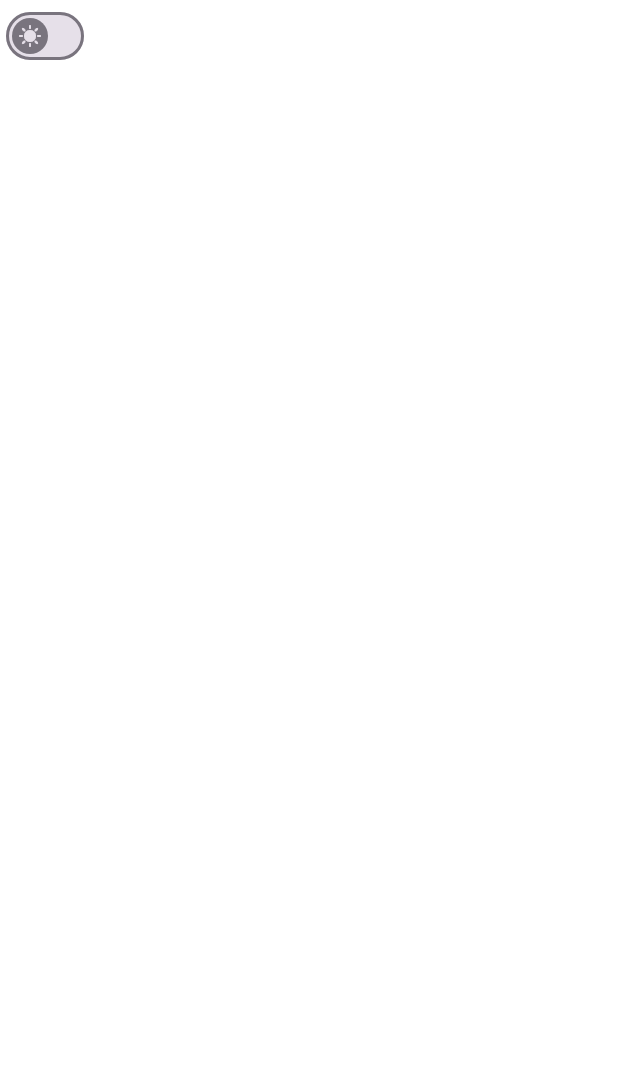
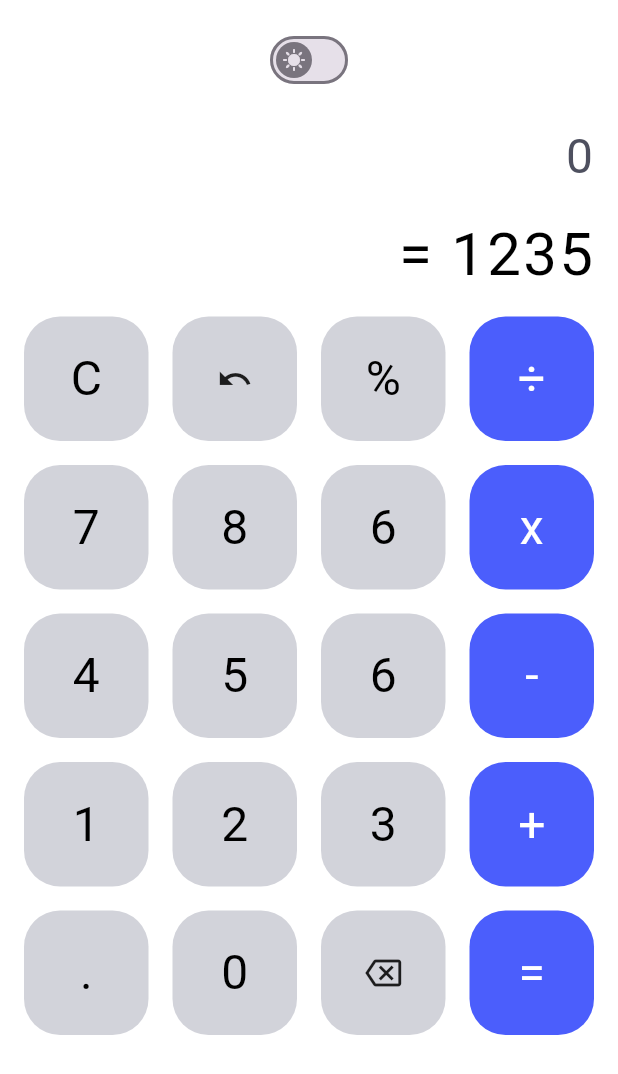
Before and after one commit to sanjiv576/PRODIGY_AD_01, a Flutter app: the screen it shows after launch, on a phone screen of 412 x 824 dp. Shown: the top 1074 px of the screen. Run offline on Flutter 3.47's test engine with Material 3 defaults, Android fonts, the phone set to English and light mode, and no system bars; our stand-ins replace dartz, flutter_riverpod, font_awesome_flutter, shared_preferences; Roboto replaces fonts that are missing (Work Sans).

Commit message:
add UI and methods

```diff
--- /dev/null
+++ b/lib/services/calculator.dart
@@ -0,0 +1,35 @@
+import 'package:flutter/material.dart';
+
+class Calculator {
+  static List<dynamic> allButtons = [
+    'C',
+    const Icon(Icons.undo_outlined),
+    '%',
+    '÷',
+    '7',
+    '8',
+    '6',
+    'x',
+    '4',
+    '5',
+    '6',
+    '-',
+    '1',
+    '2',
+    '3',
+    '+',
+    '.',
+    '0',
+    const Icon(Icons.backspace_outlined),
+    '=',
+  ];
+
+
+  void calculate(){
+
+  }
+
+  void buttonPress(int index){
+
+  }
+}
--- a/lib/view/calculator_view.dart
+++ b/lib/view/calculator_view.dart
@@ -1,3 +1,7 @@
+import 'dart:developer';
+
+import '../constants/color_constants.dart';
+import '../services/calculator.dart';
 import 'package:flutter/material.dart';
 import 'package:flutter_riverpod/flutter_riverpod.dart';
 import 'package:font_awesome_flutter/font_awesome_flutter.dart';
@@ -17,6 +21,7 @@ class CalculatorView extends ConsumerStatefulWidget {
 }
 
 class _CalculatorViewState extends ConsumerState<CalculatorView> {
+  final buttons = Calculator.allButtons;
   final themeIcon =
       WidgetStateProperty.resolveWith<Icon>((Set<WidgetState> states) {
     if (states.contains(WidgetState.selected)) {
@@ -25,19 +30,94 @@ class _CalculatorViewState extends ConsumerState<CalculatorView> {
       return const Icon(Icons.sunny);
     }
   });
+  final SizedBox _verticalGap = const SizedBox(height: 16);
+
+  void _onCustomTap(index) {
+    log(buttons[index]);
+  }
+
   @override
   Widget build(BuildContext context) {
+    final isDark = ref.watch(isDarkThemeProvider);
+
+    String result = '1235';
+    String selectNumber = '0';
+
     return Scaffold(
       body: SafeArea(
+        child: Padding(
+          padding: const EdgeInsets.all(16.0),
           child: Column(
+            crossAxisAlignment: CrossAxisAlignment.end,
             children: [
-            Switch(
+              Align(
+                alignment: Alignment.center,
+                child: Switch(
                   value: ref.watch(isDarkThemeProvider),
                   thumbIcon: themeIcon,
                   onChanged: (bool value) {
                     ref.watch(isDarkThemeProvider.notifier).updateTheme(value);
-                })
+                  },
+                ),
+              ),
+              _verticalGap,
+              Text(
+                selectNumber,
+                style: Theme.of(context)
+                    .textTheme
+                    .titleMedium!
+                    .copyWith(color: KColors.darkMediumEmphasisColor),
+              ),
+              _verticalGap,
+              Text(
+                '= $result',
+                style: Theme.of(context).textTheme.titleLarge,
+              ),
+              _verticalGap,
+              Expanded(
+                child: GridView.count(
+                  crossAxisCount: 4,
+                  mainAxisSpacing: 16,
+                  crossAxisSpacing: 16,
+                  children: List.generate(20, (index) {
+                    return Container(
+                      decoration: BoxDecoration(
+                        color: index % 4 == 3
+                            ? KColors
+                                .highEmphasisBlueColor // always blue color to operands
+                            : isDark
+                                ? KColors
+                                    .darkMediumEmphasisColor // change bg color according to theme
+                                : KColors.lightMediumEmphasisColor,
+                        borderRadius: BorderRadius.circular(24),
+                      ),
+                      child: GestureDetector(
+                        onTap: () {
+                          _onCustomTap(index);
+                        },
+                        child: Center(
+                          child: Builder(builder: (context) {
+                            if (index == 1 || index == 18) {
+                              return buttons[index];
+                            }
+                            return Text(
+                              buttons[index].toString(),
+                              style: index % 4 == 3
+                                  ? Theme.of(context)
+                                      .textTheme
+                                      .titleMedium!
+                                      .copyWith(color: KColors.darkTextColor)
+                                  : Theme.of(context).textTheme.titleMedium,
+                            );
+                          }),
+                        ),
+                      ),
+                    );
+                  }),
+                ),
+              ),
             ],
+          ),
         ),
       ),
     );
```
Lines whose indentation alone changed are shown as unchanged.
